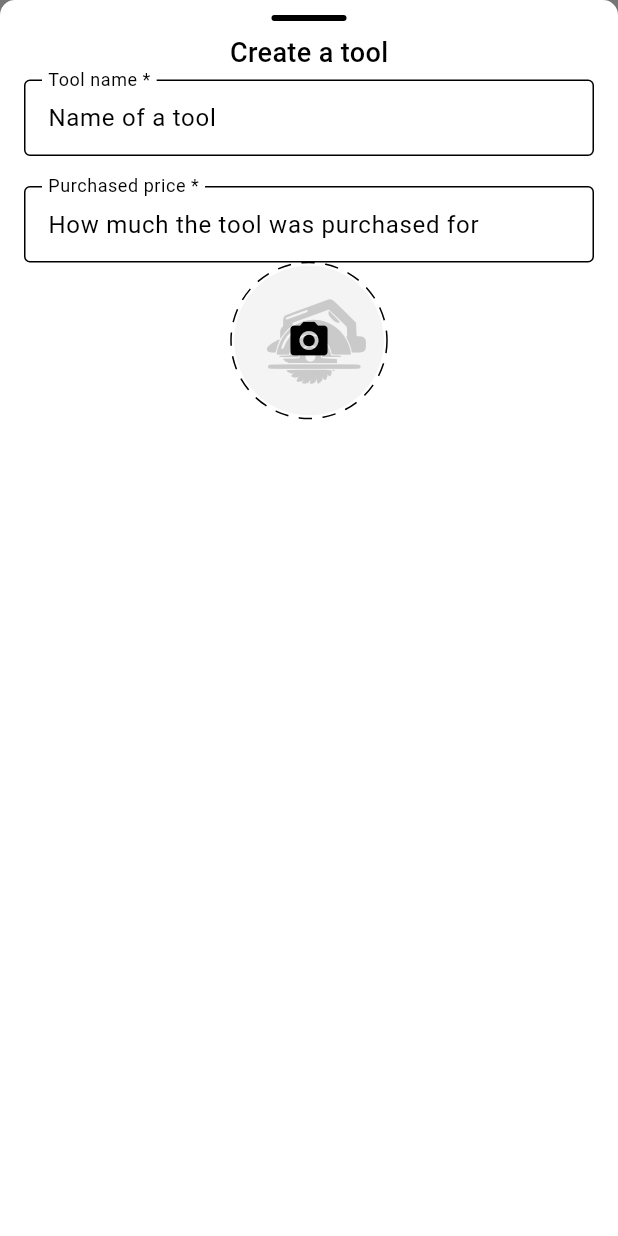
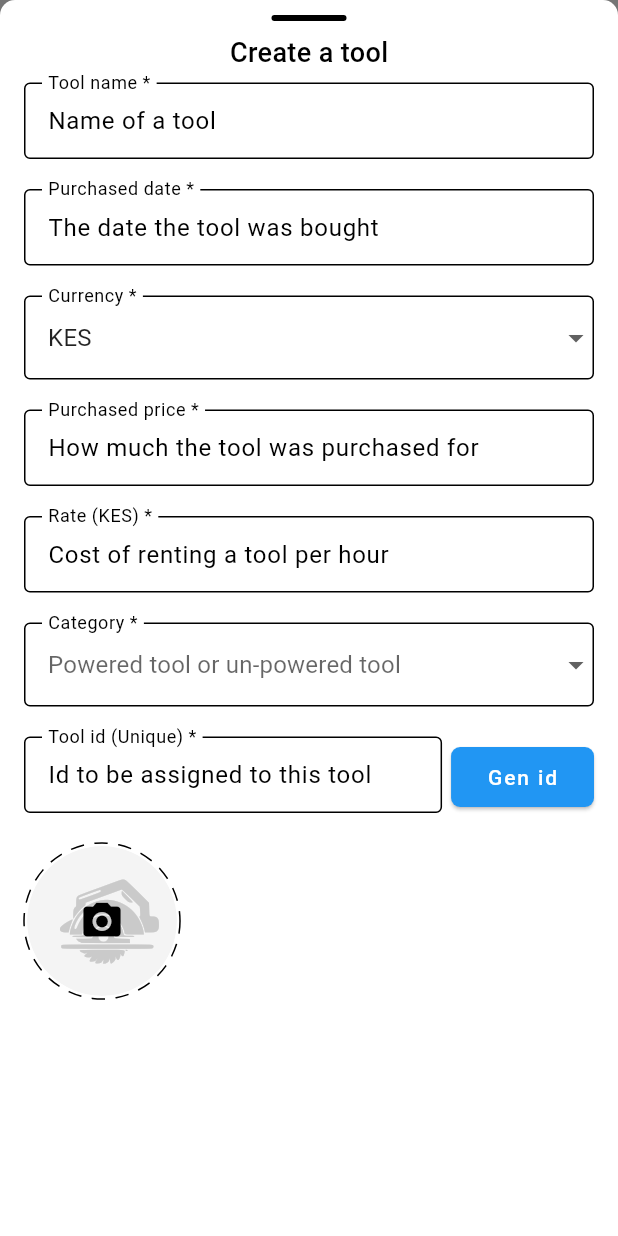
Before and after one commit to rex-enigma/tools_rental_manager, a Flutter app: the screen it shows after launch, after a tap on the "add" icon, on a phone screen of 412 x 824 dp. Run offline on Flutter 3.47's test engine with Material 2 defaults, Android fonts, the phone set to English and light mode, and no system bars; drawn by our look-alikes of dotted_border; our stand-ins replace drift, image_cropper, image_picker, shared_preferences, stacked, stacked_services and 1 more; accounts and stored records are empty; generated files the repository leaves out were written again.

Commit message:
building tool_creator_sheet

```diff
--- a/lib/ui/bottom_sheets/tool_creator/tool_creator_sheet.dart
+++ b/lib/ui/bottom_sheets/tool_creator/tool_creator_sheet.dart
@@ -2,6 +2,8 @@ import 'package:dotted_border/dotted_border.dart';
 import 'package:flutter/material.dart';
 import 'package:tools_rental_management/app/app.bottomsheets.dart';
 import 'package:tools_rental_management/assets/font_icons/font_icons.dart';
+import 'package:tools_rental_management/enums/category.dart';
+import 'package:tools_rental_management/enums/currency.dart';
 import 'package:tools_rental_management/main.dart';
 import 'package:tools_rental_management/ui/common/ui_helpers.dart';
 import 'package:stacked/stacked.dart';
@@ -28,29 +30,32 @@ class ToolCreatorSheet extends StackedView<ToolCreatorSheetModel> {
   ) {
     return Container(
       width: screenWidth(context),
-      padding: const EdgeInsets.only(top: 10.0, right: 16.0, left: 16.0),
+      padding: const EdgeInsets.only(
+        top: 10.0,
+        bottom: 10.0,
+        right: 16.0,
+        left: 16.0,
+      ),
       child: Column(
         mainAxisAlignment: MainAxisAlignment.start,
         children: [
           const DragHandle(),
           verticalSpaceSmall,
           Center(
-            child: Text(
-              'Create a tool',
-              style: MyApp.of(context).themeMode == ThemeMode.light ? Theme.of(context).typography.white.bodyMedium! : Theme.of(context).typography.black.bodyMedium!,
+            child: Text('Create a tool',
+                style: switch (MyApp.of(context).themeMode) {
+                  ThemeMode.light => Theme.of(context).typography.white.bodyMedium!,
+                  ThemeMode.dark => Theme.of(context).typography.black.bodyMedium!,
+                  _ => throw ' configure ThemeMode.system',
+                }),
           ),
-          ),
-          Padding(
-            padding: const EdgeInsets.only(top: 8.0),
-            child: Form(
+          verticalSpaceSmall,
+          Form(
             child: Column(
+              crossAxisAlignment: CrossAxisAlignment.start,
               children: [
-                  GestureDetector(
-                    // check why this is not working
-                    onTap: () {
-                      Navigator.push(context, MaterialPageRoute(builder: (context) => const HomeView()));
-                    },
-                    child: TextFormField(
+                TextFormField(
+                  onTap: () => print('textFormField taped'),
                   readOnly: true,
                   decoration: const InputDecoration(
                     focusedBorder: OutlineInputBorder(borderSide: BorderSide()),
@@ -61,18 +66,111 @@ class ToolCreatorSheet extends StackedView<ToolCreatorSheetModel> {
                     floatingLabelBehavior: FloatingLabelBehavior.always,
                   ),
                 ),
+                verticalSpaceMedium,
+                TextFormField(
+                  onTap: () => print('textFormField taped'),
+                  readOnly: true,
+                  decoration: const InputDecoration(
+                    focusedBorder: OutlineInputBorder(borderSide: BorderSide()),
+                    enabledBorder: OutlineInputBorder(borderSide: BorderSide()),
+                    hintText: 'The date the tool was bought',
+                    labelText: 'Purchased date *',
+                    floatingLabelStyle: TextStyle(color: Colors.black),
+                    floatingLabelBehavior: FloatingLabelBehavior.always,
+                  ),
+                ),
+                verticalSpaceMedium,
+                DropdownButtonFormField(
+                  value: Currency.kes.name,
+                  decoration: const InputDecoration(
+                    focusedBorder: OutlineInputBorder(borderSide: BorderSide()),
+                    enabledBorder: OutlineInputBorder(borderSide: BorderSide()),
+                    labelText: 'Currency *',
+                    floatingLabelStyle: TextStyle(color: Colors.black),
+                    floatingLabelBehavior: FloatingLabelBehavior.always,
+                  ),
+                  items: Currency.values
+                      .map(
+                        (currency) => DropdownMenuItem(
+                          value: currency.name,
+                          child: Text(currency.name.toUpperCase()),
+                        ),
+                      )
+                      .toList(),
+                  onChanged: (value) => {},
                 ),
                 verticalSpaceMedium,
                 TextFormField(
                   decoration: const InputDecoration(
                     focusedBorder: OutlineInputBorder(borderSide: BorderSide()),
                     enabledBorder: OutlineInputBorder(borderSide: BorderSide()),
-                      hintText: 'How much the tool was purchased for',
+                    hintText: "How much the tool was purchased for",
                     labelText: 'Purchased price *',
                     floatingLabelStyle: TextStyle(color: Colors.black),
                     floatingLabelBehavior: FloatingLabelBehavior.always,
                   ),
                 ),
+                verticalSpaceMedium,
+                TextFormField(
+                  decoration: const InputDecoration(
+                    focusedBorder: OutlineInputBorder(borderSide: BorderSide()),
+                    enabledBorder: OutlineInputBorder(borderSide: BorderSide()),
+                    hintText: 'Cost of renting a tool per hour',
+                    labelText: 'Rate (KES) *', // don't forget to make the KES dynamic.
+                    floatingLabelStyle: TextStyle(color: Colors.black),
+                    floatingLabelBehavior: FloatingLabelBehavior.always,
+                  ),
+                ),
+                verticalSpaceMedium,
+                DropdownButtonFormField(
+                    decoration: const InputDecoration(
+                      focusedBorder: OutlineInputBorder(borderSide: BorderSide()),
+                      enabledBorder: OutlineInputBorder(borderSide: BorderSide()),
+                      hintText: 'Powered tool or un-powered tool',
+                      labelText: 'Category *',
+                      floatingLabelStyle: TextStyle(color: Colors.black),
+                      floatingLabelBehavior: FloatingLabelBehavior.always,
+                    ),
+                    items: Category.values
+                        .map(
+                          (category) => DropdownMenuItem(
+                            value: category.name,
+                            child: Text(category.name),
+                          ),
+                        )
+                        .toList(),
+                    onChanged: (value) => {}),
+                verticalSpaceMedium,
+                Row(
+                  crossAxisAlignment: CrossAxisAlignment.end,
+                  children: [
+                    Expanded(
+                      child: TextFormField(
+                        readOnly: true,
+                        decoration: const InputDecoration(
+                          focusedBorder: OutlineInputBorder(borderSide: BorderSide()),
+                          enabledBorder: OutlineInputBorder(borderSide: BorderSide()),
+                          hintText: 'Id to be assigned to this tool',
+                          labelText: 'Tool id (Unique) *',
+                          floatingLabelStyle: TextStyle(color: Colors.black),
+                          floatingLabelBehavior: FloatingLabelBehavior.always,
+                        ),
+                      ),
+                    ),
+                    Padding(
+                      padding: EdgeInsets.only(left: 6),
+                      child: ElevatedButton(
+                        style: ButtonStyle(
+                          shape: MaterialStatePropertyAll(RoundedRectangleBorder(borderRadius: BorderRadius.circular(6))),
+                          backgroundColor: MaterialStatePropertyAll(Colors.blue),
+                        ),
+                        child: Text('Gen id'),
+                        onPressed: () => {},
+                      ),
+                    )
+                  ],
+                ),
+                verticalSpaceMedium,
                 FormField(
                   builder: (formFieldState) => DashedCircularButtonBorderWithIcons(
                     bottomSheetType: BottomSheetType.toolCreator,
@@ -80,7 +178,6 @@ class ToolCreatorSheet extends StackedView<ToolCreatorSheetModel> {
                   ),
                 ),
               ],
-              ),
             ),
           ),
         ],
--- a/lib/ui/views/home/home_view.dart
+++ b/lib/ui/views/home/home_view.dart
@@ -22,21 +22,28 @@ class HomeView extends StackedView<HomeViewModel> {
         decoration: BoxDecoration(
           border: Border(
             top: BorderSide(
-              color: Theme.of(context).dividerColor,
-              width: MyApp.of(context).themeMode == ThemeMode.light ? 0.5 : 0.1,
-            ),
+                color: Theme.of(context).dividerColor,
+                width: switch (MyApp.of(context).themeMode) {
+                  ThemeMode.light => 0.5,
+                  ThemeMode.light => 0.1,
+                  _ => throw 'configure ThemeMode.system',
+                }),
           ),
         ),
         child: BottomNavigationBar(
           unselectedIconTheme: Theme.of(context).iconTheme,
-          unselectedLabelStyle: MyApp.of(context).themeMode == ThemeMode.light
-              ? Theme.of(context).typography.white.bodySmall!.copyWith(fontSize: 14.0)
-              : Theme.of(context).typography.black.bodySmall!.copyWith(fontSize: 14.0),
+          unselectedLabelStyle: switch (MyApp.of(context).themeMode) {
+            ThemeMode.light => Theme.of(context).typography.white.bodySmall!.copyWith(fontSize: 14.0),
+            ThemeMode.dark => Theme.of(context).typography.black.bodySmall!.copyWith(fontSize: 14.0),
+            _ => throw 'configure ThemeMode.system',
+          },
           unselectedItemColor: Theme.of(context).colorScheme.onPrimary,
           selectedItemColor: Theme.of(context).colorScheme.secondary,
-          selectedLabelStyle: MyApp.of(context).themeMode == ThemeMode.light
-              ? Theme.of(context).typography.white.bodySmall!.copyWith(fontSize: 14.0)
-              : Theme.of(context).typography.black.bodySmall!.copyWith(fontSize: 14.0),
+          selectedLabelStyle: switch (MyApp.of(context).themeMode) {
+            ThemeMode.light => Theme.of(context).typography.white.bodySmall!.copyWith(fontSize: 14.0),
+            ThemeMode.dark => Theme.of(context).typography.black.bodySmall!.copyWith(fontSize: 14.0),
+            _ => throw ' configure ThemeMode.system',
+          },
           iconSize: Theme.of(context).iconTheme.size!,
           currentIndex: viewModel.currentIndex,
           onTap: viewModel.setIndex,
--- a/lib/ui/views/startup/startup_view.dart
+++ b/lib/ui/views/startup/startup_view.dart
@@ -30,18 +30,22 @@ class StartupView extends StackedView<StartupViewModel> {
             verticalSpaceTiny,
             Text(
               'TORENMAN',
-              style: MyApp.of(context).themeMode == ThemeMode.light
-                  ? Theme.of(context).typography.white.bodyLarge
-                  : Theme.of(context).typography.black.bodyLarge,
+              style: switch (MyApp.of(context).themeMode) {
+                ThemeMode.light => Theme.of(context).typography.white.bodyLarge,
+                ThemeMode.dark => Theme.of(context).typography.black.bodyLarge,
+                _ => throw 'configure ThemeMode.system',
+              },
             ),
             Row(
               mainAxisSize: MainAxisSize.min,
               children: [
                 Text(
                   'initializing...',
-                  style: MyApp.of(context).themeMode == ThemeMode.light
-                      ? Theme.of(context).typography.white.bodySmall
-                      : Theme.of(context).typography.black.bodySmall,
+                  style: switch (MyApp.of(context).themeMode) {
+                    ThemeMode.light => Theme.of(context).typography.white.bodySmall,
+                    ThemeMode.dark => Theme.of(context).typography.black.bodySmall,
+                    _ => throw 'configure ThemeMode.system',
+                  },
                 ),
                 horizontalSpaceSmall,
                 SizedBox(
@@ -67,6 +71,5 @@ class StartupView extends StackedView<StartupViewModel> {
       StartupViewModel();
 
   @override
-  void onViewModelReady(StartupViewModel viewModel) => SchedulerBinding.instance
-      .addPostFrameCallback((timeStamp) => viewModel.runStartupLogic());
+  void onViewModelReady(StartupViewModel viewModel) => SchedulerBinding.instance.addPostFrameCallback((timeStamp) => viewModel.runStartupLogic());
 }
```
Lines whose indentation alone changed are shown as unchanged.
